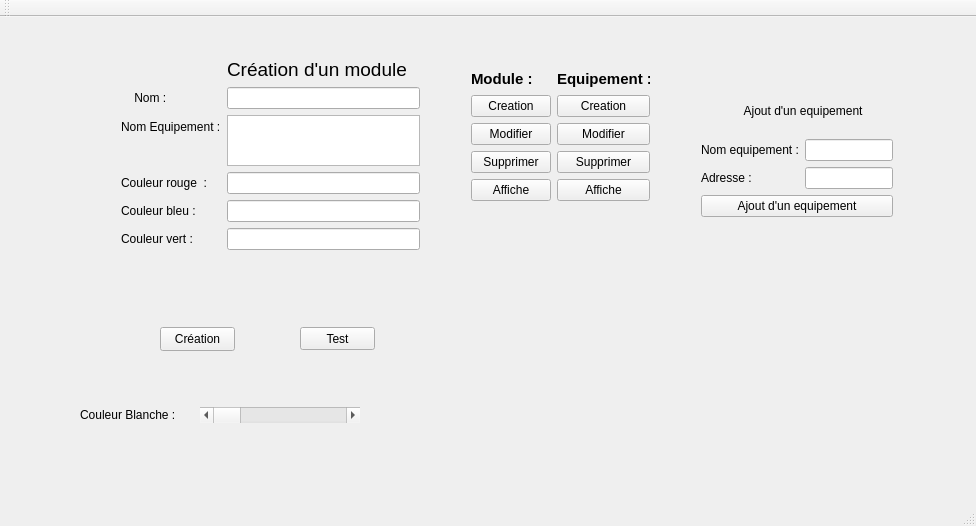
First picture: the form in module/Webedia/Webedia.ui, repository charlesdesenclos/Projet-BTS-Webedia, before the edit.
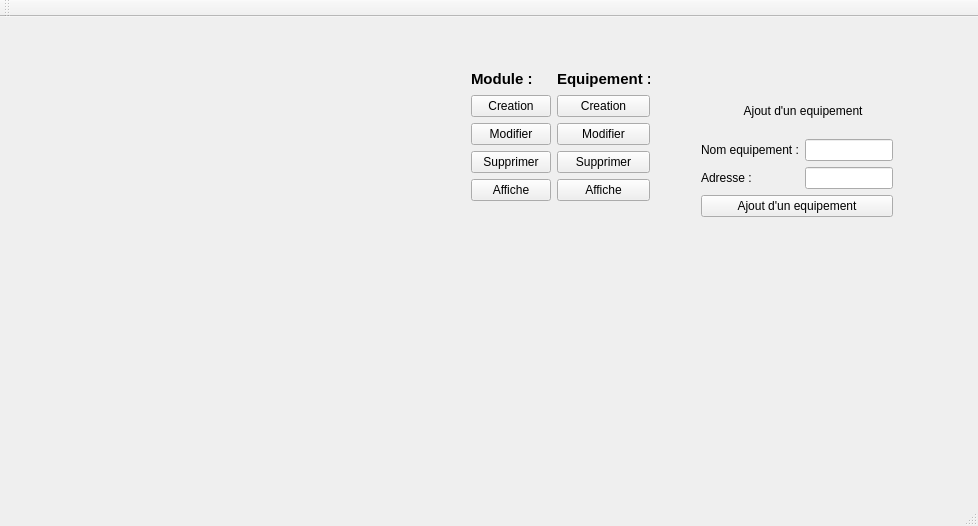
Second picture: the form after the edit.

What changed in the file:
```diff
--- a/module/Webedia/Webedia.ui
+++ b/module/Webedia/Webedia.ui
@@ -6,7 +6,7 @@
    <rect>
     <x>0</x>
     <y>0</y>
-    <width>976</width>
+    <width>978</width>
     <height>526</height>
    </rect>
   </property>
@@ -27,19 +27,6 @@
      <string/>
     </property>
    </widget>
-   <widget class="QPushButton" name="pushButton_creation">
-    <property name="geometry">
-     <rect>
-      <x>160</x>
-      <y>310</y>
-      <width>75</width>
-      <height>24</height>
-     </rect>
-    </property>
-    <property name="text">
-     <string>Création</string>
-    </property>
-   </widget>
    <widget class="QLabel" name="label_bdd">
     <property name="geometry">
      <rect>
@@ -108,99 +95,6 @@
      </item>
     </layout>
    </widget>
-   <widget class="QPushButton" name="pushButton_test">
-    <property name="geometry">
-     <rect>
-      <x>300</x>
-      <y>310</y>
-      <width>75</width>
-      <height>23</height>
-     </rect>
-    </property>
-    <property name="text">
-     <string>Test</string>
-    </property>
-   </widget>
-   <widget class="QWidget" name="formLayoutWidget">
-    <property name="geometry">
-     <rect>
-      <x>110</x>
-      <y>30</y>
-      <width>321</width>
-      <height>214</height>
-     </rect>
-    </property>
-    <layout class="QFormLayout" name="formLayout_creation">
-     <item row="1" column="1">
-      <widget class="QLabel" name="label_creation_module">
-       <property name="sizePolicy">
-        <sizepolicy hsizetype="Preferred" vsizetype="Preferred">
-         <horstretch>0</horstretch>
-         <verstretch>0</verstretch>
-        </sizepolicy>
-       </property>
-       <property name="font">
-        <font>
-         <pointsize>14</pointsize>
-        </font>
-       </property>
-       <property name="text">
-        <string>Création d'un module</string>
-       </property>
-      </widget>
-     </item>
-     <item row="3" column="1">
-      <widget class="QListWidget" name="listWidget_nom_Equipement"/>
-     </item>
-     <item row="4" column="1">
-      <widget class="QLineEdit" name="lineEdit_couleeur_rouge"/>
-     </item>
-     <item row="5" column="1">
-      <widget class="QLineEdit" name="lineEdit_couleur_bleu"/>
-     </item>
-     <item row="6" column="1">
-      <widget class="QLineEdit" name="lineEdit_couleur_vert"/>
-     </item>
-     <item row="2" column="1">
-      <widget class="QLineEdit" name="lineEdit_nom_module"/>
-     </item>
-     <item row="6" column="0">
-      <widget class="QLabel" name="label_couleur_vert">
-       <property name="text">
-        <string>Couleur vert :</string>
-       </property>
-      </widget>
-     </item>
-     <item row="5" column="0">
-      <widget class="QLabel" name="label_couleur_bleu">
-       <property name="text">
-        <string>Couleur bleu :</string>
-       </property>
-      </widget>
-     </item>
-     <item row="4" column="0">
-      <widget class="QLabel" name="label_couleu_rouge">
-       <property name="text">
-        <string>Couleur rouge  :</string>
-       </property>
-      </widget>
-     </item>
-     <item row="3" column="0">
-      <widget class="QLabel" name="label_nom_equipement">
-       <property name="text">
-        <string>Nom Equipement :</string>
-       </property>
-      </widget>
-     </item>
-     <item row="2" column="0">
-      <widget class="QLabel" name="label_nom">
-       <property name="text">
-        <string>    Nom :</string>
-       </property>
-      </widget>
-     </item>
-    </layout>
-   </widget>
    <widget class="QWidget" name="gridLayoutWidget">
     <property name="geometry">
      <rect>
@@ -303,32 +197,6 @@
      </item>
     </layout>
    </widget>
-   <widget class="QLabel" name="label">
-    <property name="geometry">
-     <rect>
-      <x>80</x>
-      <y>390</y>
-      <width>101</width>
-      <height>16</height>
-     </rect>
-    </property>
-    <property name="text">
-     <string>Couleur Blanche :</string>
-    </property>
-   </widget>
-   <widget class="QScrollBar" name="horizontalScrollBar">
-    <property name="geometry">
-     <rect>
-      <x>200</x>
-      <y>390</y>
-      <width>160</width>
-      <height>16</height>
-     </rect>
-    </property>
-    <property name="orientation">
-     <enum>Qt::Horizontal</enum>
-    </property>
-   </widget>
   </widget>
   <widget class="QMenuBar" name="menuBar">
    <property name="geometry">
```
Left out of the diff: 50 changed lines with no effect on the pictures.
